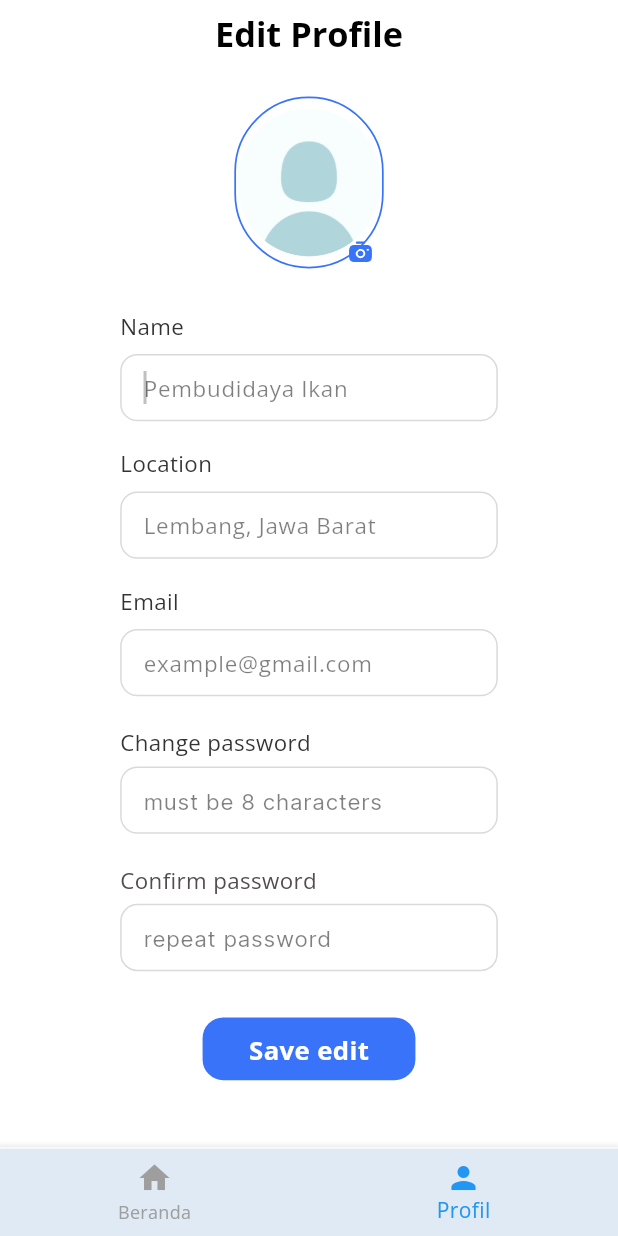
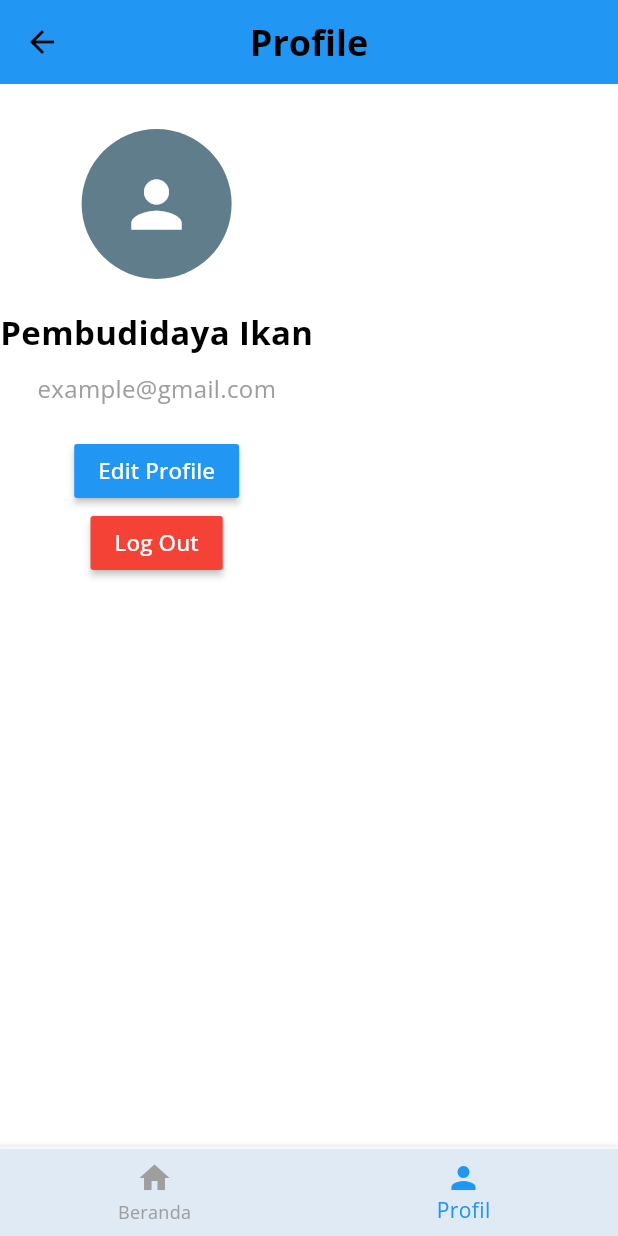
Before and after one commit to ZaeNau/TA-Capstone-Project_AquaKoi, a Flutter app: the DashboardScreen screen opened by its route, item 2 of the bottom bar chosen, on a phone screen of 412 x 824 dp. Run offline on Flutter 3.47's test engine with Material 3 defaults, Android fonts, the phone set to English and light mode, and no system bars; our stand-ins replace cached_network_image, firebase_auth, flutter_svg, fluttertoast, percent_indicator; accounts and stored records are empty; project files that could hold a hidden picture were left out.

Commit message:
edit profile and profile screen

```diff
--- a/AquaKoi-main/lib/Presentation/edit_profile_screen.dart
+++ b/AquaKoi-main/lib/Presentation/edit_profile_screen.dart
@@ -1,4 +1,4 @@
-import 'package:koiaqua/Presentation/dashboard_screen.dart';
+
 
 import '../widgets/app_bar/custom_app_bar.dart';
 import '../widgets/app_bar/appbar_title.dart';
@@ -41,7 +41,7 @@ class EditProfileScreen extends StatelessWidget {
                             child: Column(
                                 crossAxisAlignment: CrossAxisAlignment.start,
                                 children: [
-                                  SizedBox(height: 15.v),
+                                  SizedBox(height: 25.v),
                                   Align(
                                       alignment: Alignment.center,
                                       child: SizedBox(
@@ -131,44 +131,58 @@ class EditProfileScreen extends StatelessWidget {
                                           CustomTextStyles.bodyMediumGray80002),
                                   SizedBox(height: 4.v),
                                   _buildConfirmpassword(context),
-                                  SizedBox(height: 24.v),
+
                                   Align(
-                                      alignment: Alignment.center,
-                                      child: GestureDetector(
-                                          onTap: () {
-                                            onTapEight(context);
-                                          },
-                                          child: Container(
-                                              margin: EdgeInsets.symmetric(
-                                                  horizontal: 48.h),
-                                              padding: EdgeInsets.symmetric(
-                                                  horizontal: 27.h,
-                                                  vertical: 6.v),
-                                              decoration: AppDecoration
-                                                  .fillBlueA
-                                                  .copyWith(
-                                                      borderRadius:
-                                                          BorderRadiusStyle
-                                                              .roundedBorder11),
-                                              child: Column(
-                                                  mainAxisSize:
-                                                      MainAxisSize.min,
-                                                  mainAxisAlignment:
-                                                      MainAxisAlignment.center,
-                                                  children: [
-                                                    SizedBox(height: 1.v),
-                                                    Text("Save edit",
-                                                        style: theme.textTheme
-                                                            .titleSmall)
-                                                  ]))))
+  alignment: Alignment.center,
+  child: Row(
+    mainAxisAlignment: MainAxisAlignment.center,
+    children: [
+      GestureDetector(
+        onTap: () {
+          onTapEight(context);
+           // Assuming you just want to close the current screen
+        },
+        child: Container(
+          margin: EdgeInsets.symmetric(vertical: 20.v),  // Adjusted for symmetry
+          padding: EdgeInsets.symmetric(horizontal: 27.h, vertical: 6.v),
+          decoration: AppDecoration.fillGreyA.copyWith(
+            borderRadius: BorderRadiusStyle.roundedBorder11,
+          ),
+          child: Text("Cancel",
+            style: theme.textTheme.titleSmall,
+
+          ),
+        ),
+      ),
+      SizedBox(width: 20),  // Space between buttons
+      GestureDetector(
+        onTap: () {
+          onTapEight(context);
+        },
+        child: Container(
+          margin: EdgeInsets.symmetric(vertical: 20.v),  // Adjusted for symmetry
+          padding: EdgeInsets.symmetric(horizontal: 27.h, vertical: 6.v),
+          decoration: AppDecoration.fillBlueA.copyWith(
+            borderRadius: BorderRadiusStyle.roundedBorder11,
+          ),
+          child: Text("Save edit",
+            style: theme.textTheme.titleSmall,
+          ),
+        ),
+      ),
+    ],
+  ),
+)
+
+
                                 ]))))),
-            bottomNavigationBar: _buildBottomBar(context)));
+            ));
   }
 
   /// Section Widget
   PreferredSizeWidget _buildAppBar(BuildContext context) {
     return CustomAppBar(
-        height: 35.v,
+        height: 45.v,
         centerTitle: true,
         title: AppbarTitle(text: "Edit Profile"));
   }
@@ -214,66 +228,11 @@ class EditProfileScreen extends StatelessWidget {
         obscureText: true);
   }
 
-  /// Section Widget
-    Widget _buildBottomBar(BuildContext context) {
-    return Container(
-      decoration: BoxDecoration(
-        boxShadow: [
-          BoxShadow(
-            color: Colors.black.withOpacity(0.05), // Very light opacit
-            spreadRadius: 0,
-            blurRadius: 1, // Adjust blur radius to control the shadow spread
-            offset: Offset(0, -1), // Changes position of shadow
-          ),
-        ],
-        border: Border(
-          top: BorderSide(color: Colors.white, width: 1.5), // White line as a top border
-        ),
-      ),
-      child: BottomNavigationBar(
-        currentIndex: 1, // Set currentIndex to 1 for "edit profile"
-        selectedItemColor: Colors.blue,  // Adjust as needed
-        unselectedItemColor: Colors.grey,  // Adjust as needed
-        backgroundColor: Color(0xFFDFEAF5),  // Use the hex color for the background
-        items: [
-          BottomNavigationBarItem(
-            icon: Icon(Icons.home),
-            label: 'Beranda',
-          ),
-          BottomNavigationBarItem(
-            icon: Icon(Icons.person),
-            label: 'Profil',
-          ),
-        ],
-        onTap: (index) {
-          switch (index) {
-            case 0:
-              // Navigate to DashboardScreen when "Beranda" is tapped
-              Navigator.pushReplacement(
-                context,
-                MaterialPageRoute(
-                  builder: (context) => DashboardScreen(),
-                ),
-              );
-              break;
-            case 1:
-              // Navigate to EditProfileScreen when "Profil" is tapped
-              Navigator.push(
-                context,
-                MaterialPageRoute(
-                  builder: (context) => EditProfileScreen(),
-                ),
-              );
-              break;
-          }
-        },
-      ),
-    );
-  }
+
 
 
   /// Navigates to the dashboardScreen when the action is triggered.
   onTapEight(BuildContext context) {
-    Navigator.pushNamed(context, AppRoutes.dashboardScreen);
+    Navigator.pushNamed(context, AppRoutes.profileScreen);
   }
 }
--- /dev/null
+++ b/AquaKoi-main/lib/Presentation/profil_screen.dart
@@ -0,0 +1,79 @@
+import 'package:koiaqua/Presentation/dashboard_screen.dart';
+import 'package:flutter/material.dart';
+
+
+class ProfileScreen extends StatelessWidget {
+  final TextEditingController searchController = TextEditingController();
+
+  @override
+  Widget build(BuildContext context) {
+    return Scaffold(
+      appBar: AppBar(
+        title: Text("Profile"),
+        backgroundColor: Colors.blue,
+        centerTitle: true,
+      ),
+      body: SingleChildScrollView(
+        child: Column(
+          children: <Widget>[
+            SizedBox(height: 30),
+            CircleAvatar(
+              radius: 50,
+              backgroundColor: Colors.blueGrey,
+              child: Icon(Icons.person, size: 50, color: Colors.white),
+            ),
+            SizedBox(height: 20),
+            Text('Pembudidaya Ikan', style: TextStyle(fontSize: 22, fontWeight: FontWeight.bold)),
+            SizedBox(height: 10),
+            Text('example@gmail.com', style: TextStyle(fontSize: 16, color: Colors.grey)),
+            SizedBox(height: 20),
+            MaterialButton(
+              color: Colors.blue,
+              onPressed: () {
+                Navigator.pushNamed(context, '/edit_profile_screen');
+              },
+              child: Text("Edit Profile", style: TextStyle(color: Colors.white)),
+
+            ),
+            MaterialButton(
+              color: Colors.red,
+              onPressed: () {
+                // Logic to log out
+              },
+              child: Text("Log Out", style: TextStyle(color: Colors.white)),
+            ),
+          ],
+        ),
+      ),
+      bottomNavigationBar: _buildBottomBar(context),
+    );
+  }
+
+Widget _buildBottomBar(BuildContext context) {
+  return Container(
+    decoration: BoxDecoration(
+      boxShadow: [BoxShadow(color: Colors.black.withOpacity(0.05), spreadRadius: 0, blurRadius: 1, offset: Offset(0, -1))],
+      border: Border(top: BorderSide(color: Colors.white, width: 1.5)),
+    ),
+    child: BottomNavigationBar(
+      currentIndex: 1,
+      selectedItemColor: Colors.blue,
+      unselectedItemColor: Colors.grey,
+      backgroundColor: Color(0xFFDFEAF5),
+      items: [
+        BottomNavigationBarItem(icon: Icon(Icons.home), label: 'Beranda'),
+        BottomNavigationBarItem(icon: Icon(Icons.person), label: 'Profil'),
+      ],
+      onTap: (index) {
+        if (index == 0) {
+          Navigator.pushReplacement(context, MaterialPageRoute(builder: (context) => DashboardScreen()));
+        } else if (index == 1) {
+          Navigator.pushReplacement(context, MaterialPageRoute(builder: (context) => ProfileScreen()));
+        }
+      },
+    ),
+  );
+}
+
+
+}
--- a/AquaKoi-main/lib/Presentation/register_screen.dart
+++ b/AquaKoi-main/lib/Presentation/register_screen.dart
@@ -115,8 +115,8 @@ class RegisterScreen extends StatelessWidget {
     return CustomTextFormField(
       width: 220.h,
       controller: nameController,
-      hintText: "nailiik@gmail.com",
-      textInputType: TextInputType.emailAddress,
+      hintText: "Ikan Koi",
+      textInputType: TextInputType.name,
     );
   }
 
--- a/AquaKoi-main/lib/routes/app_routes.dart
+++ b/AquaKoi-main/lib/routes/app_routes.dart
@@ -1,4 +1,5 @@
 import 'package:flutter/material.dart';
+import 'package:koiaqua/Presentation/profil_screen.dart';
 import '../Presentation/welcome_page.dart';
 import '../Presentation/login_screen.dart';
 import '../Presentation/register_screen.dart';
@@ -16,6 +17,8 @@ class AppRoutes {
 
   static const String dashboardScreen = '/dashboard_screen';
 
+  static const String profileScreen = '/profile_screen';
+
   static const String editProfileScreen = '/edit_profile_screen';
 
   static const String appNavigationScreen = '/app_navigation_screen';
@@ -25,6 +28,7 @@ class AppRoutes {
     loginScreen: (context) => LoginScreen(),
     registerScreen: (context) => RegisterScreen(),
     dashboardScreen: (context) => DashboardScreen(),
+    profileScreen:(context) => ProfileScreen(),
     editProfileScreen: (context) => EditProfileScreen(),
     appNavigationScreen: (context) => const AppNavigationScreen()
   };
--- a/AquaKoi-main/lib/theme/app_decoration.dart
+++ b/AquaKoi-main/lib/theme/app_decoration.dart
@@ -6,6 +6,11 @@ class AppDecoration {
   static BoxDecoration get fillBlueA => BoxDecoration(
         color: appTheme.blueA400,
       );
+
+  static BoxDecoration get fillGreyA => BoxDecoration(
+        color: appTheme.blueGray100,
+      );
+
   static BoxDecoration get fillOnError => BoxDecoration(
         color: theme.colorScheme.onError,
       );
```
Also changed, not shown: AquaKoi-main/lib/Presentation/dashboard_screen.dart (+9 -8 lines).
